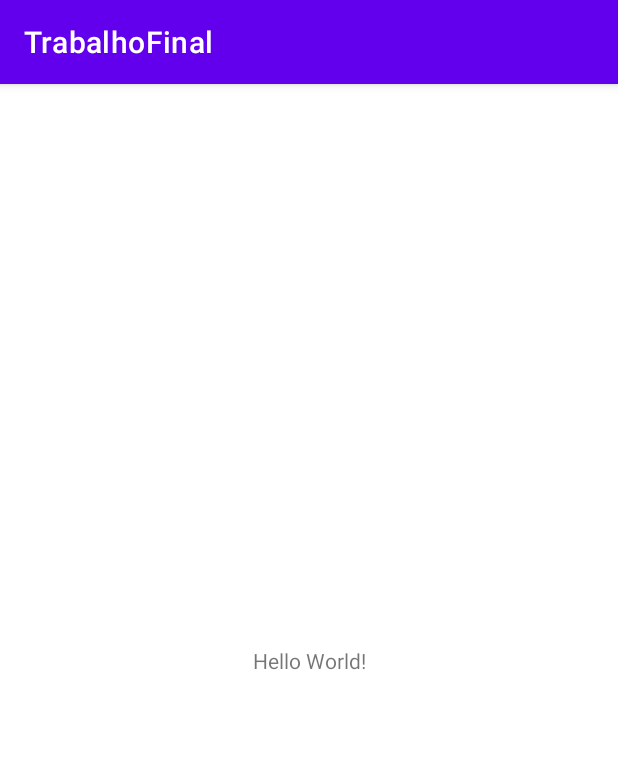
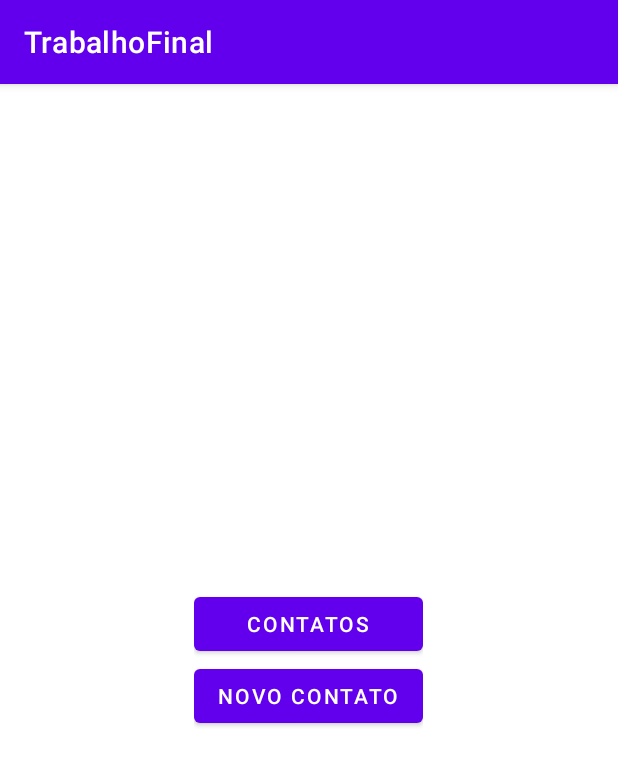
Before and after one commit to COLTEC-Android/Trabalho-Final, an Android app: the screen it shows after launch (MainActivity), on a phone screen of 412 x 824 dp. Shown: the top 766 px of the screen. Run offline under Robolectric (Android 15) with nearby library versions, the phone set to English and light mode, and no system bars.

Commit message:
criando persistência no banco de dados

```diff
--- a/app/src/main/AndroidManifest.xml
+++ b/app/src/main/AndroidManifest.xml
@@ -9,13 +9,15 @@
         android:roundIcon="@mipmap/ic_launcher_round"
         android:supportsRtl="true"
         android:theme="@style/Theme.TrabalhoFinal">
-        <activity android:name=".MainActivity">
+        <activity android:name=".views.MainActivity">
             <intent-filter>
                 <action android:name="android.intent.action.MAIN" />
 
                 <category android:name="android.intent.category.LAUNCHER" />
             </intent-filter>
         </activity>
+        <activity android:name=".views.CreateContactListActivity"/>
+        <activity android:name=".views.ContactListActivity"/>
     </application>
 
 </manifest>
--- /dev/null
+++ b/app/src/main/java/br/ufmg/coltec/trabalhofinal/views/MainActivity.java
@@ -0,0 +1,31 @@
+package br.ufmg.coltec.trabalhofinal.views;
+
+import androidx.appcompat.app.AppCompatActivity;
+
+import android.content.Intent;
+import android.os.Bundle;
+import android.widget.Button;
+
+import br.ufmg.coltec.trabalhofinal.R;
+
+public class MainActivity extends AppCompatActivity {
+
+    @Override
+    protected void onCreate(Bundle savedInstanceState) {
+        super.onCreate(savedInstanceState);
+        setContentView(R.layout.activity_main);
+        Button btnRegisterContact = findViewById(R.id.btn_contact_register);
+
+        btnRegisterContact.setOnClickListener(view -> {
+            Intent intent = new Intent(MainActivity.this, CreateContactListActivity.class);
+            startActivity(intent);
+        });
+
+        Button btnContactList = findViewById(R.id.btn_contact_list);
+
+        btnContactList.setOnClickListener(view -> {
+            Intent intent = new Intent(MainActivity.this, ContactListActivity.class);
+            startActivity(intent);
+        });
+    }
+}
--- a/app/src/main/res/layout/activity_main.xml
+++ b/app/src/main/res/layout/activity_main.xml
@@ -1,18 +1,31 @@
 <?xml version="1.0" encoding="utf-8"?>
-<androidx.constraintlayout.widget.ConstraintLayout xmlns:android="http://schemas.android.com/apk/res/android"
-    xmlns:app="http://schemas.android.com/apk/res-auto"
+<RelativeLayout xmlns:android="http://schemas.android.com/apk/res/android"
     xmlns:tools="http://schemas.android.com/tools"
     android:layout_width="match_parent"
     android:layout_height="match_parent"
-    tools:context=".MainActivity">
+    tools:context=".views.MainActivity">
 
-    <TextView
-        android:layout_width="wrap_content"
+  <LinearLayout
+      android:layout_width="wrap_content"
+      android:layout_height="wrap_content"
+      android:orientation="vertical"
+      android:layout_centerHorizontal="true"
+      android:layout_centerVertical="true">
+
+    <Button
+        android:id="@+id/btn_contact_list"
+        android:layout_width="match_parent"
         android:layout_height="wrap_content"
-        android:text="Hello World!"
-        app:layout_constraintBottom_toBottomOf="parent"
-        app:layout_constraintLeft_toLeftOf="parent"
-        app:layout_constraintRight_toRightOf="parent"
-        app:layout_constraintTop_toTopOf="parent" />
+        android:text="Contatos"/>
 
-</androidx.constraintlayout.widget.ConstraintLayout>
+    <Button
+        android:id="@+id/btn_contact_register"
+        android:layout_width="match_parent"
+        android:layout_height="wrap_content"
+        android:text="Novo contato"/>
+
+
+  </LinearLayout>
+
+
+</RelativeLayout>
```
Also changed, not shown: app/src/main/java/br/ufmg/coltec/trabalhofinal/MainActivity.java (deleted, +0 -14 lines), app/src/main/java/br/ufmg/coltec/trabalhofinal/controllers/Controller.java (added, +9 -0 lines), app/src/main/java/br/ufmg/coltec/trabalhofinal/models/Contact.java (added, +70 -0 lines), app/src/main/java/br/ufmg/coltec/trabalhofinal/models/ContactDB.java (added, +60 -0 lines), app/src/main/java/br/ufmg/coltec/trabalhofinal/views/ContactListActivity.java (added, +7 -0 lines), app/src/main/java/br/ufmg/coltec/trabalhofinal/views/CreateContactListActivity.java (added, +51 -0 lines), app/src/main/res/layout/activity_create_contact_list.xml (added, +72 -0 lines), 1 other file.
